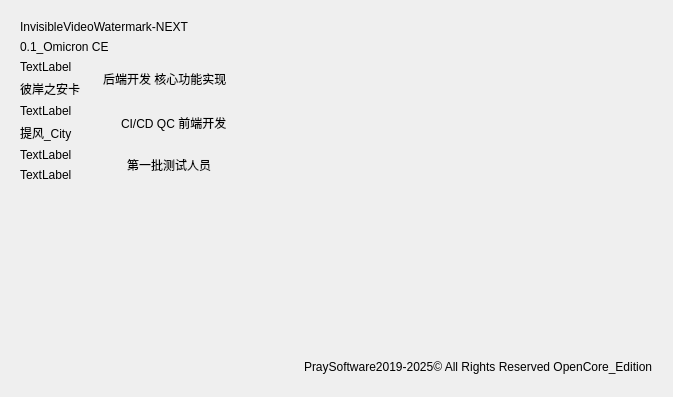
This is DesignFile/credit.ui in tucaodashen/invisible_video_watermark as Qt 5 draws it before an edit. The edited form follows.
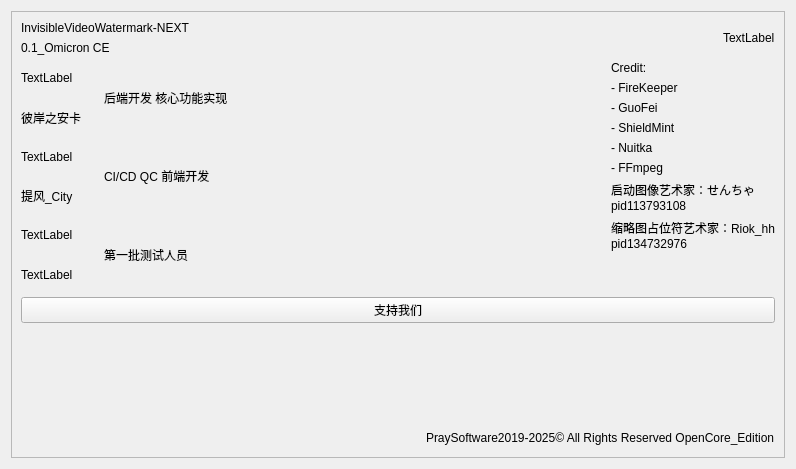
This is the edited form. Icons and pictures are not drawn. Custom widgets are drawn as their Qt base class.

Patch:
```diff
--- a/DesignFile/credit.ui
+++ b/DesignFile/credit.ui
@@ -6,8 +6,8 @@
    <rect>
     <x>0</x>
     <y>0</y>
-    <width>673</width>
-    <height>397</height>
+    <width>796</width>
+    <height>469</height>
    </rect>
   </property>
   <property name="windowTitle">
@@ -15,12 +15,14 @@
   </property>
   <layout class="QGridLayout" name="gridLayout">
    <item row="0" column="0">
-    <widget class="QStackedWidget" name="stackedWidget">
-     <property name="currentIndex">
-      <number>0</number>
+    <widget class="QFrame" name="frame">
+     <property name="frameShape">
+      <enum>QFrame::Shape::StyledPanel</enum>
      </property>
-     <widget class="QWidget" name="page">
-      <layout class="QVBoxLayout" name="verticalLayout_6">
+     <property name="frameShadow">
+      <enum>QFrame::Shadow::Raised</enum>
+     </property>
+     <layout class="QVBoxLayout" name="verticalLayout_14">
        <item>
         <layout class="QHBoxLayout" name="horizontalLayout">
          <item>
@@ -70,16 +72,25 @@
            </property>
           </widget>
          </item>
+        <item>
+         <widget class="ImageLabel" name="label_22">
+          <property name="text">
+           <string>TextLabel</string>
+          </property>
+         </widget>
+        </item>
         </layout>
        </item>
        <item>
-        <layout class="QHBoxLayout" name="horizontalLayout_6">
+       <layout class="QHBoxLayout" name="horizontalLayout_4">
          <item>
-          <layout class="QVBoxLayout" name="verticalLayout_5">
+         <layout class="QHBoxLayout" name="horizontalLayout_3">
            <item>
             <layout class="QHBoxLayout" name="horizontalLayout_2">
              <item>
-              <layout class="QVBoxLayout" name="verticalLayout">
+             <layout class="QVBoxLayout" name="verticalLayout_5">
+              <item>
+               <layout class="QVBoxLayout" name="verticalLayout_2">
                <item>
                 <widget class="AvatarWidget" name="label_2">
                  <property name="text">
@@ -103,18 +114,7 @@
               </layout>
              </item>
              <item>
-              <widget class="SubtitleLabel" name="label_8">
-               <property name="text">
-                <string>后端开发 核心功能实现</string>
-               </property>
-              </widget>
-             </item>
-            </layout>
-           </item>
-           <item>
-            <layout class="QHBoxLayout" name="horizontalLayout_3">
-             <item>
-              <layout class="QVBoxLayout" name="verticalLayout_2">
+               <layout class="QVBoxLayout" name="verticalLayout_3">
                <item>
                 <widget class="AvatarWidget" name="label_3">
                  <property name="text">
@@ -132,18 +132,7 @@
               </layout>
              </item>
              <item>
-              <widget class="SubtitleLabel" name="label_7">
-               <property name="text">
-                <string>CI/CD QC 前端开发</string>
-               </property>
-              </widget>
-             </item>
-            </layout>
-           </item>
-           <item>
-            <layout class="QHBoxLayout" name="horizontalLayout_4">
-             <item>
-              <layout class="QVBoxLayout" name="verticalLayout_3">
+               <layout class="QVBoxLayout" name="verticalLayout">
                <item>
                 <widget class="AvatarWidget" name="label_4">
                  <property name="text">
@@ -160,6 +149,24 @@
                </item>
               </layout>
              </item>
+             </layout>
+            </item>
+            <item>
+             <layout class="QVBoxLayout" name="verticalLayout_6">
+              <item>
+               <widget class="SubtitleLabel" name="label_8">
+                <property name="text">
+                 <string>后端开发 核心功能实现</string>
+                </property>
+               </widget>
+              </item>
+              <item>
+               <widget class="SubtitleLabel" name="label_7">
+                <property name="text">
+                 <string>CI/CD QC 前端开发</string>
+                </property>
+               </widget>
+              </item>
              <item>
               <widget class="SubtitleLabel" name="label_6">
                <property name="text">
@@ -190,17 +197,101 @@
         </layout>
        </item>
        <item>
-        <spacer name="verticalSpacer">
+         <layout class="QVBoxLayout" name="verticalLayout_7">
+          <item>
+           <widget class="BodyLabel" name="label_15">
+            <property name="text">
+             <string>Credit:</string>
+            </property>
+           </widget>
+          </item>
+          <item>
+           <widget class="BodyLabel" name="label_16">
+            <property name="text">
+             <string>- FireKeeper</string>
+            </property>
+           </widget>
+          </item>
+          <item>
+           <widget class="BodyLabel" name="label_17">
+            <property name="text">
+             <string>- GuoFei</string>
+            </property>
+           </widget>
+          </item>
+          <item>
+           <widget class="BodyLabel" name="label_18">
+            <property name="text">
+             <string>- ShieldMint</string>
+            </property>
+           </widget>
+          </item>
+          <item>
+           <widget class="BodyLabel" name="label_19">
+            <property name="text">
+             <string>- Nuitka</string>
+            </property>
+           </widget>
+          </item>
+          <item>
+           <widget class="BodyLabel" name="label_20">
+            <property name="text">
+             <string>- FFmpeg</string>
+            </property>
+           </widget>
+          </item>
+          <item>
+           <widget class="BodyLabel" name="label_21">
+            <property name="text">
+             <string>启动图像艺术家：せんちゃ 
+pid113793108</string>
+            </property>
+           </widget>
+          </item>
+          <item>
+           <widget class="BodyLabel" name="label_23">
+            <property name="text">
+             <string>缩略图占位符艺术家：Riok_hh
+pid134732976</string>
+            </property>
+           </widget>
+          </item>
+          <item>
+           <spacer name="verticalSpacer_2">
          <property name="orientation">
           <enum>Qt::Orientation::Vertical</enum>
          </property>
-         <property name="sizeType">
-          <enum>QSizePolicy::Policy::MinimumExpanding</enum>
-         </property>
          <property name="sizeHint" stdset="0">
           <size>
            <width>20</width>
-           <height>46</height>
+              <height>40</height>
+             </size>
+            </property>
+           </spacer>
+          </item>
+         </layout>
+        </item>
+       </layout>
+      </item>
+      <item>
+       <widget class="TransparentPushButton" name="pushButton">
+        <property name="text">
+         <string>支持我们</string>
+        </property>
+       </widget>
+      </item>
+      <item>
+       <spacer name="verticalSpacer">
+        <property name="orientation">
+         <enum>Qt::Orientation::Vertical</enum>
+        </property>
+        <property name="sizeType">
+         <enum>QSizePolicy::Policy::MinimumExpanding</enum>
+        </property>
+        <property name="sizeHint" stdset="0">
+         <size>
+          <width>17</width>
+          <height>64</height>
           </size>
          </property>
         </spacer>
@@ -231,8 +322,6 @@
        </item>
       </layout>
      </widget>
-     <widget class="QWidget" name="page_2"/>
-    </widget>
    </item>
   </layout>
  </widget>
@@ -242,6 +331,11 @@
    <extends>QLabel</extends>
    <header>qfluentwidgets</header>
   </customwidget>
+  <customwidget>
+   <class>BodyLabel</class>
+   <extends>QLabel</extends>
+   <header>qfluentwidgets</header>
+  </customwidget>
   <customwidget>
    <class>SubtitleLabel</class>
    <extends>QLabel</extends>
@@ -252,6 +346,11 @@
    <extends>QLabel</extends>
    <header>qfluentwidgets</header>
   </customwidget>
+  <customwidget>
+   <class>TransparentPushButton</class>
+   <extends>QPushButton</extends>
+   <header>qfluentwidgets</header>
+  </customwidget>
   <customwidget>
    <class>CaptionLabel</class>
    <extends>QLabel</extends>
```
Left out of the diff: 2 changed lines with no effect on the pictures. Lines whose indentation alone changed are shown as unchanged.
